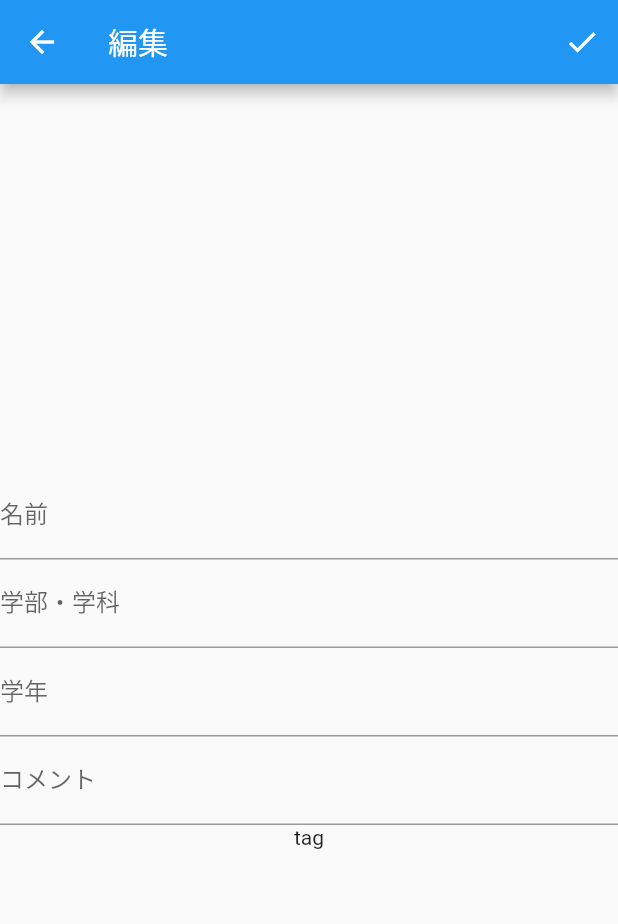
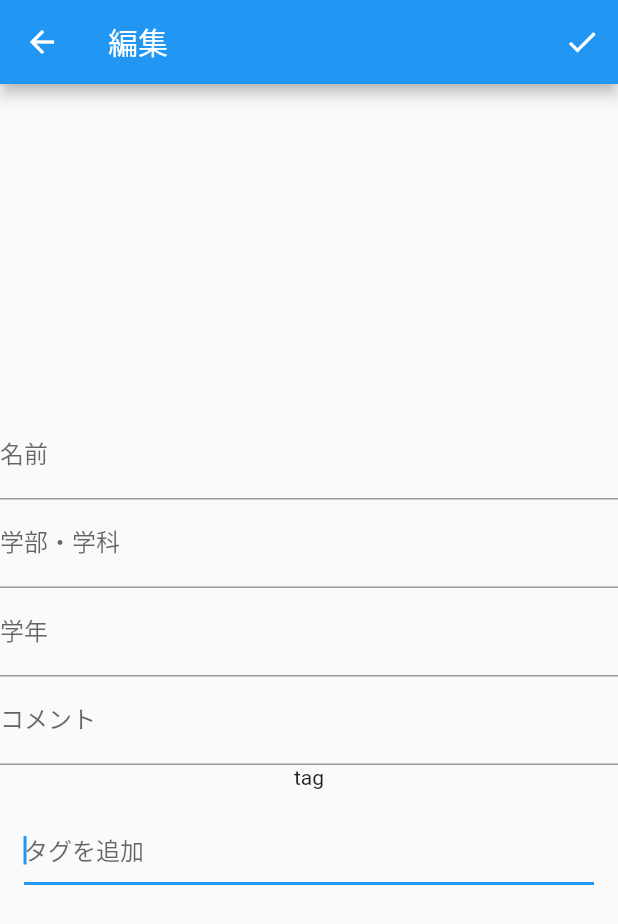
Before and after one commit to isseiM0312/ChonChon, a Flutter app: the ProfilePage screen opened directly, after a tap on the "edit" icon, on a phone screen of 412 x 824 dp. Shown: the top 924 px of the screen. Run offline on Flutter 3.47's test engine with Material 2 defaults, Android fonts, the phone set to English and light mode, and no system bars; our stand-ins replace cloud_firestore, firebase_auth, firebase_core; accounts and stored records are empty.

Commit message:
tagを表示できるようにした

```diff
--- a/chonchon/lib/profile.dart
+++ b/chonchon/lib/profile.dart
@@ -1,8 +1,8 @@
-import 'package:chonchon/add_tag.dart';
 import 'package:chonchon/profile_edit.dart';
 import 'package:cloud_firestore/cloud_firestore.dart';
 import 'package:firebase_auth/firebase_auth.dart';
 import 'package:flutter/material.dart';
+import 'package:flutter/rendering.dart';
 
 class ProfilePage extends StatefulWidget {
   @override
@@ -10,6 +10,14 @@ class ProfilePage extends StatefulWidget {
 }
 
 class _ProfilePageState extends State<ProfilePage> {
+  //List<String> tags = ["python", "swift", "dart", "flutter"];
+  //String tags_string = "python, swift, dart, flutter";
+  List<String> stringToList(String listAsString) {
+    return listAsString.split(',').toList();
+  }
+
+  late List<String> tagList;
+  late var _chipList = <Chip>[];
   //写真
   String iamge = '';
 
@@ -26,7 +34,7 @@ class _ProfilePageState extends State<ProfilePage> {
   String comment = '';
 
   // tag表示用
-
+  String tagsString = '';
   late String uid;
 
   //firestoreのcollection("users")へのリファレンス
@@ -46,6 +54,16 @@ class _ProfilePageState extends State<ProfilePage> {
         major = snapshot.get("major");
         grade = snapshot.get("grade");
         comment = snapshot.get("comment");
+        tagsString = snapshot.get("tagsString");
+        tagList = stringToList(tagsString);
+        _chipList = <Chip>[];
+        for (var tag in tagList) {
+          _chipList.add(
+            Chip(
+              label: Text("$tag"),
+            ),
+          );
+        }
       });
     });
   }
@@ -88,23 +106,21 @@ class _ProfilePageState extends State<ProfilePage> {
             Text(major),
             Text(grade),
             Text(comment),
-            TextButton(
-              style: TextButton.styleFrom(
-                textStyle: const TextStyle(fontSize: 20),
-              ),
-              onPressed: () async {
-                await Navigator.push(
-                  context,
-                  new MaterialPageRoute<bool>(
-                    builder: (BuildContext context) => AddTagPage(),
+            Row(
+              mainAxisAlignment: MainAxisAlignment.start,
+              crossAxisAlignment: CrossAxisAlignment.start,
+              children: <Widget>[
+                Expanded(
+                  child: Wrap(
+                    alignment: WrapAlignment.start,
+                    spacing: 8.0,
+                    runSpacing: 0.0,
+                    direction: Axis.horizontal,
+                    children: _chipList,
                   ),
-                ).then((value) async {
-                  await getProfile();
-                });
-              },
-              child: const Text("タグを追加"),
+                ),
+              ],
             ),
-            Text("tag"),
           ],
         ),
       ),
--- a/chonchon/lib/profile_edit.dart
+++ b/chonchon/lib/profile_edit.dart
@@ -34,6 +34,12 @@ class _ProfileEditPageState extends State<ProfileEditPage> {
   final TextEditingController _grade_controller = TextEditingController();
   final TextEditingController _comment_controller = TextEditingController();
 
+  //tag周り
+  var _textFieldFocusNode;
+  var _inputController = TextEditingController();
+  late var _chipList = <Chip>[];
+  var _keyNumber = 0;
+
   void getUid() async {
     late User? user = auth.currentUser;
     uid = user!.uid;
@@ -55,6 +61,7 @@ class _ProfileEditPageState extends State<ProfileEditPage> {
   void initState() {
     super.initState();
     setLoginInfo();
+    _textFieldFocusNode = FocusNode();
   }
 
   Future setLoginInfo() async {
@@ -66,6 +73,37 @@ class _ProfileEditPageState extends State<ProfileEditPage> {
       _grade_controller.text = grade;
       _comment_controller.text = comment;
     });
+  }
+
+  @override
+  void dispose() {
+    _textFieldFocusNode.dispose();
+    super.dispose();
+  }
+
+  void _onSubmitted(String text) {
+    setState(() {
+      _inputController.text = '';
+      _addChip(text);
+      FocusScope.of(context).requestFocus(_textFieldFocusNode);
+    });
+  }
+
+  void _addChip(String text) {
+    var chipKey = Key('chip_key_$_keyNumber');
+    _keyNumber++;
+
+    _chipList.add(
+      Chip(
+        key: chipKey,
+        label: Text(text),
+        onDeleted: () => _deleteChip(chipKey),
+      ),
+    );
+  }
+
+  void _deleteChip(Key chipKey) {
+    setState(() => _chipList.removeWhere((Widget w) => w.key == chipKey));
   }
 
   @override
@@ -141,6 +179,38 @@ class _ProfileEditPageState extends State<ProfileEditPage> {
               },
             ),
             Text("tag"),
+            Container(
+              padding: EdgeInsets.all(16.0),
+              child: Column(
+                mainAxisAlignment: MainAxisAlignment.start,
+                children: <Widget>[
+                  TextField(
+                    focusNode: _textFieldFocusNode,
+                    autofocus: true,
+                    controller: _inputController,
+                    decoration: InputDecoration(
+                      hintText: "タグを追加",
+                    ),
+                    onSubmitted: _onSubmitted,
+                  ),
+                  Row(
+                    mainAxisAlignment: MainAxisAlignment.start,
+                    crossAxisAlignment: CrossAxisAlignment.start,
+                    children: <Widget>[
+                      Expanded(
+                        child: Wrap(
+                          alignment: WrapAlignment.start,
+                          spacing: 8.0,
+                          runSpacing: 0.0,
+                          direction: Axis.horizontal,
+                          children: _chipList,
+                        ),
+                      ),
+                    ],
+                  ),
+                ],
+              ),
+            ),
           ],
         ),
       ),
--- a/chonchon/pubspec.yaml
+++ b/chonchon/pubspec.yaml
@@ -32,6 +32,7 @@ dependencies:
   firebase_core: ^1.0.2
   firebase_auth: ^1.0.1
   cloud_firestore: ^3.1.13
+  flutter_tags: "^1.0.0-nullsafety.1"
 
 
   # The following adds the Cupertino Icons font to your application.
```
Also changed, not shown: chonchon/lib/add_tag.dart (+0 -36 lines), chonchon/pubspec.lock, 16 other files.
